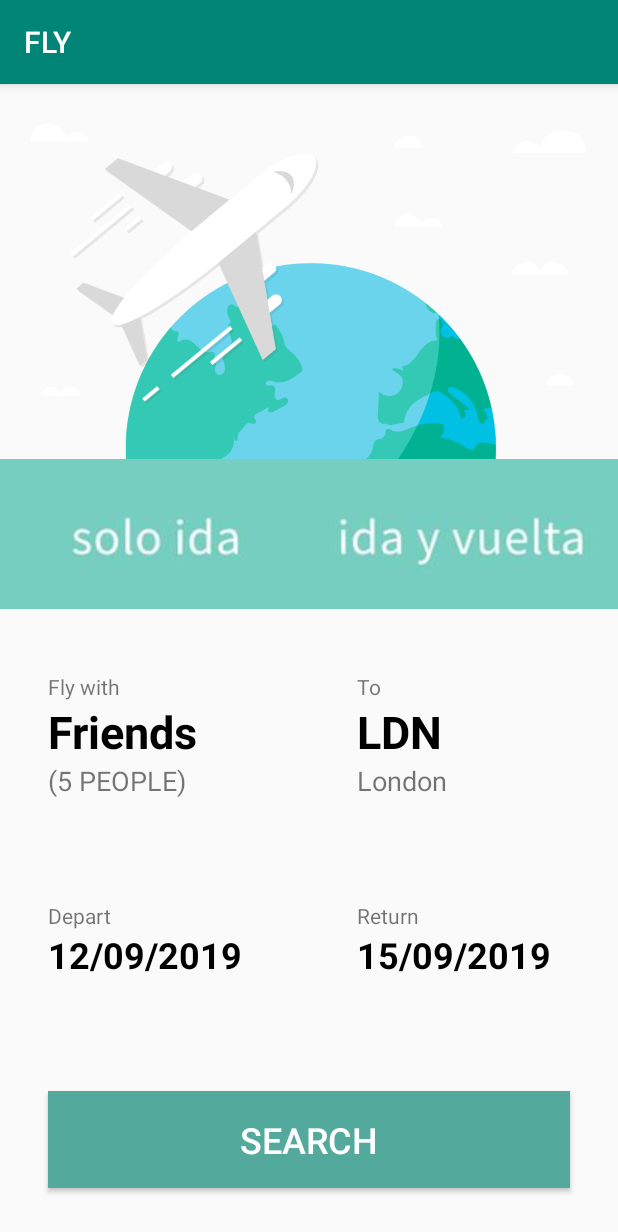
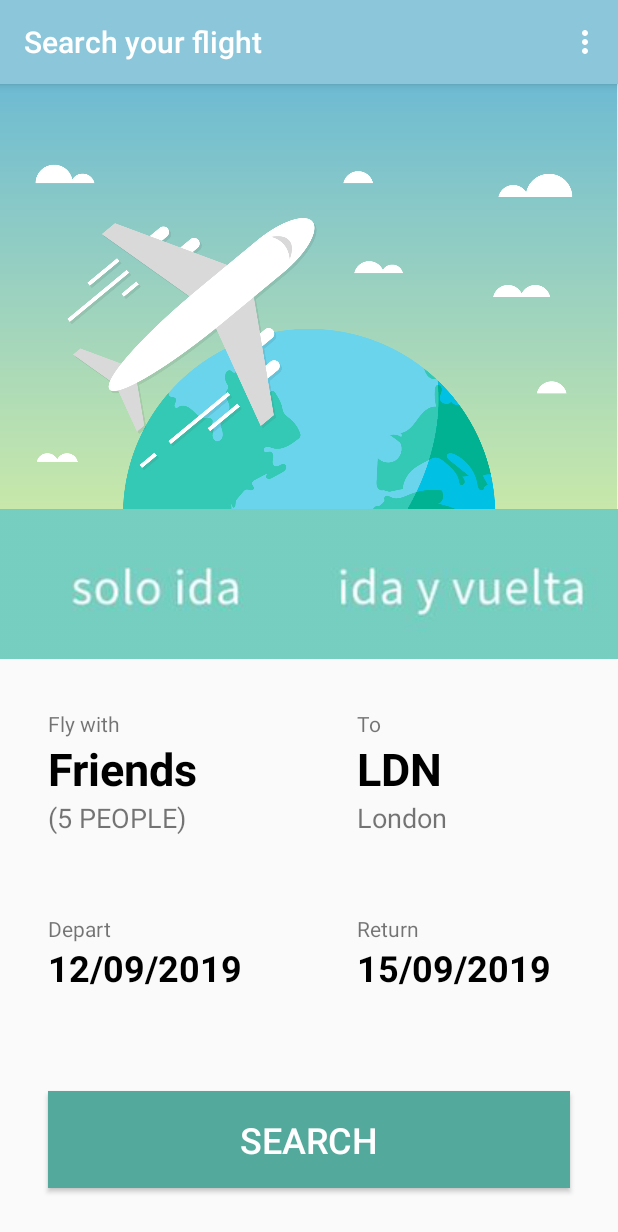
Before and after one commit to andreasluca/coFly, an Android app: the screen it shows after launch (MainActivity), on a phone screen of 412 x 824 dp. Shown: the top 1232 px of the screen. Run offline under Robolectric (Android 15) with nearby library versions, the phone set to English and light mode, and no system bars.

Commit message:
Some styling

```diff
--- a/app/src/main/java/com/andreas/fly/MainActivity.kt
+++ b/app/src/main/java/com/andreas/fly/MainActivity.kt
@@ -1,14 +1,16 @@
 package com.andreas.fly
 
-import androidx.appcompat.app.AppCompatActivity
 import android.os.Bundle
 import android.util.Log
+import android.view.Menu
 import android.widget.Button
+import androidx.appcompat.app.AppCompatActivity
 import com.andreas.fly.model.RequestFlight
 import com.andreas.fly.model.Service
 import kotlinx.android.synthetic.main.activity_main.*
 import kotlinx.coroutines.GlobalScope
 import kotlinx.coroutines.launch
+
 
 class MainActivity : AppCompatActivity(), SearchFlightsViewInterface {
 
@@ -17,6 +19,12 @@ class MainActivity : AppCompatActivity(), SearchFlightsViewInterface {
     }
 
     private lateinit var mainPresenter: MainPresenter
+
+    override fun onCreateOptionsMenu(menu: Menu?): Boolean {
+        val inflater = menuInflater
+        inflater.inflate(R.menu.mainmenu, menu)
+        return true
+    }
 
     override fun onCreate(savedInstanceState: Bundle?) {
         super.onCreate(savedInstanceState)
--- /dev/null
+++ b/app/src/main/res/menu/mainmenu.xml
@@ -0,0 +1,9 @@
+<?xml version="1.0" encoding="utf-8"?>
+<menu xmlns:app="http://schemas.android.com/apk/res-auto"
+        xmlns:android="http://schemas.android.com/apk/res/android"  >
+    <item
+            android:id="@+id/action_settings"
+            android:title="@string/groups">
+    </item>
+
+</menu>
--- a/app/src/main/res/values/colors.xml
+++ b/app/src/main/res/values/colors.xml
@@ -1,6 +1,7 @@
 <?xml version="1.0" encoding="utf-8"?>
 <resources>
     <color name="colorPrimary">#008577</color>
+    <color name="header">#8cc6da</color>
     <color name="colorPrimaryDark">#00574B</color>
     <color name="colorAccent">#D81B60</color>
     <color name="colorSearch">#53a99c</color>
--- a/app/src/main/res/values/strings.xml
+++ b/app/src/main/res/values/strings.xml
@@ -1,3 +1,4 @@
 <resources>
-    <string name="app_name">FLY</string>
+    <string name="app_name">Search your flight</string>
+    <string name="groups">Groups</string>
 </resources>
--- a/app/src/main/res/values/styles.xml
+++ b/app/src/main/res/values/styles.xml
@@ -3,7 +3,7 @@
     <!-- Base application theme. -->
     <style name="AppTheme" parent="Theme.AppCompat.Light.DarkActionBar">
         <!-- Customize your theme here. -->
-        <item name="colorPrimary">@color/colorPrimary</item>
+        <item name="colorPrimary">@color/header</item>
         <item name="colorPrimaryDark">@color/colorPrimaryDark</item>
         <item name="colorAccent">@color/colorAccent</item>
     </style>
```
Also changed, not shown: app/src/main/res/drawable/background.png.
